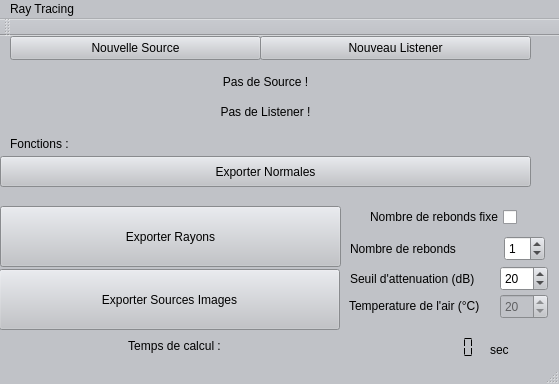
The window that mainwindow.ui (DocGrobi/RayTracingCpp) describes before a commit, drawn with Qt 5.
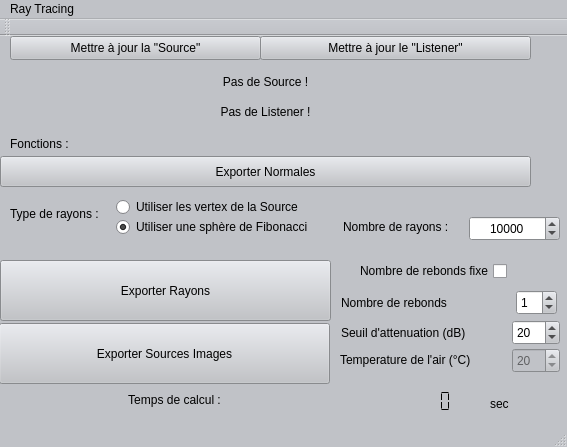
The same window after the commit.

Commit message: Ajout source de Fibonacci

Diff of the .ui file:
```diff
--- a/mainwindow.ui
+++ b/mainwindow.ui
@@ -6,8 +6,8 @@
    <rect>
     <x>0</x>
     <y>0</y>
-    <width>559</width>
-    <height>384</height>
+    <width>567</width>
+    <height>447</height>
    </rect>
   </property>
   <property name="palette">
@@ -477,8 +477,8 @@
     <property name="geometry">
      <rect>
       <x>0</x>
-      <y>170</y>
-      <width>341</width>
+      <y>224</y>
+      <width>331</width>
       <height>61</height>
      </rect>
     </property>
@@ -524,7 +524,7 @@
      </rect>
     </property>
     <property name="text">
-     <string>Nouvelle Source</string>
+     <string>Mettre à jour la &quot;Source&quot;</string>
     </property>
    </widget>
    <widget class="QPushButton" name="bouton_listener">
@@ -537,7 +537,7 @@
      </rect>
     </property>
     <property name="text">
-     <string>Nouveau Listener</string>
+     <string>Mettre à jour le &quot;Listener&quot;</string>
     </property>
    </widget>
    <widget class="QLabel" name="label_listener">
@@ -568,8 +568,8 @@
    <widget class="QCheckBox" name="checkBox__rayFixe">
     <property name="geometry">
      <rect>
-      <x>346</x>
-      <y>170</y>
+      <x>336</x>
+      <y>224</y>
       <width>171</width>
       <height>22</height>
      </rect>
@@ -584,11 +584,11 @@
      <bool>false</bool>
     </property>
    </widget>
-   <widget class="QSpinBox" name="spinBox_nbRay">
+   <widget class="QSpinBox" name="spinBox_nbRebond">
     <property name="geometry">
      <rect>
-      <x>504</x>
-      <y>200</y>
+      <x>516</x>
+      <y>254</y>
       <width>41</width>
       <height>25</height>
      </rect>
@@ -597,11 +597,11 @@
      <number>1</number>
     </property>
    </widget>
-   <widget class="QLabel" name="label_nbRay">
+   <widget class="QLabel" name="label_nbRebond">
     <property name="geometry">
      <rect>
-      <x>350</x>
-      <y>203</y>
+      <x>341</x>
+      <y>257</y>
       <width>130</width>
       <height>20</height>
      </rect>
@@ -613,8 +613,8 @@
    <widget class="QLabel" name="label_seuil">
     <property name="geometry">
      <rect>
-      <x>350</x>
-      <y>235</y>
+      <x>341</x>
+      <y>289</y>
       <width>141</width>
       <height>16</height>
      </rect>
@@ -626,8 +626,8 @@
    <widget class="QSpinBox" name="spinBox_attenuation">
     <property name="geometry">
      <rect>
-      <x>500</x>
-      <y>230</y>
+      <x>512</x>
+      <y>284</y>
       <width>48</width>
       <height>25</height>
      </rect>
@@ -642,8 +642,8 @@
    <widget class="QLabel" name="label_temperature">
     <property name="geometry">
      <rect>
-      <x>349</x>
-      <y>260</y>
+      <x>340</x>
+      <y>314</y>
       <width>151</width>
       <height>20</height>
      </rect>
@@ -658,8 +658,8 @@
     </property>
     <property name="geometry">
      <rect>
-      <x>500</x>
-      <y>258</y>
+      <x>512</x>
+      <y>312</y>
       <width>48</width>
       <height>25</height>
      </rect>
@@ -684,8 +684,8 @@
     <property name="geometry">
      <rect>
       <x>-1</x>
-      <y>233</y>
-      <width>341</width>
+      <y>287</y>
+      <width>331</width>
       <height>61</height>
      </rect>
     </property>
@@ -697,7 +697,7 @@
     <property name="geometry">
      <rect>
       <x>9</x>
-      <y>300</y>
+      <y>354</y>
       <width>331</width>
       <height>20</height>
      </rect>
@@ -713,7 +713,7 @@
     <property name="geometry">
      <rect>
       <x>350</x>
-      <y>300</y>
+      <y>354</y>
       <width>131</width>
       <height>23</height>
      </rect>
@@ -725,10 +725,10 @@
      <enum>QFrame::NoFrame</enum>
     </property>
     <property name="smallDecimalPoint">
-     <bool>true</bool>
+     <bool>false</bool>
     </property>
     <property name="digitCount">
-     <number>10</number>
+     <number>7</number>
     </property>
     <property name="segmentStyle">
      <enum>QLCDNumber::Flat</enum>
@@ -744,7 +744,7 @@
     <property name="geometry">
      <rect>
       <x>490</x>
-      <y>306</y>
+      <y>360</y>
       <width>31</width>
       <height>16</height>
      </rect>
@@ -753,13 +753,99 @@
      <string>sec</string>
     </property>
    </widget>
+   <widget class="QLabel" name="labe_typeSource">
+    <property name="geometry">
+     <rect>
+      <x>10</x>
+      <y>170</y>
+      <width>111</width>
+      <height>16</height>
+     </rect>
+    </property>
+    <property name="text">
+     <string>Type de rayons :</string>
+    </property>
+   </widget>
+   <widget class="QRadioButton" name="radioButton_vertexSource">
+    <property name="geometry">
+     <rect>
+      <x>116</x>
+      <y>160</y>
+      <width>211</width>
+      <height>22</height>
+     </rect>
+    </property>
+    <property name="text">
+     <string>Utiliser les vertex de la Source</string>
+    </property>
+   </widget>
+   <widget class="QRadioButton" name="radioButton_Fibonacci">
+    <property name="geometry">
+     <rect>
+      <x>116</x>
+      <y>180</y>
+      <width>221</width>
+      <height>22</height>
+     </rect>
+    </property>
+    <property name="text">
+     <string>Utiliser une sphère de Fibonacci</string>
+    </property>
+    <property name="checked">
+     <bool>true</bool>
+    </property>
+   </widget>
+   <widget class="QLabel" name="label_nbRay">
+    <property name="geometry">
+     <rect>
+      <x>343</x>
+      <y>183</y>
+      <width>131</width>
+      <height>16</height>
+     </rect>
+    </property>
+    <property name="text">
+     <string>Nombre de rayons :</string>
+    </property>
+   </widget>
+   <widget class="QSpinBox" name="spinBox_nbRay">
+    <property name="geometry">
+     <rect>
+      <x>469</x>
+      <y>180</y>
+      <width>91</width>
+      <height>25</height>
+     </rect>
+    </property>
+    <property name="sizePolicy">
+     <sizepolicy hsizetype="Minimum" vsizetype="Fixed">
+      <horstretch>0</horstretch>
+      <verstretch>0</verstretch>
+     </sizepolicy>
+    </property>
+    <property name="autoFillBackground">
+     <bool>false</bool>
+    </property>
+    <property name="alignment">
+     <set>Qt::AlignCenter</set>
+    </property>
+    <property name="prefix">
+     <string/>
+    </property>
+    <property name="maximum">
+     <number>10000000</number>
+    </property>
+    <property name="value">
+     <number>10000</number>
+    </property>
+   </widget>
   </widget>
   <widget class="QMenuBar" name="menuBar">
    <property name="geometry">
     <rect>
      <x>0</x>
      <y>0</y>
-     <width>559</width>
+     <width>567</width>
      <height>22</height>
     </rect>
    </property>
```
The commit also changes 6 other files.
